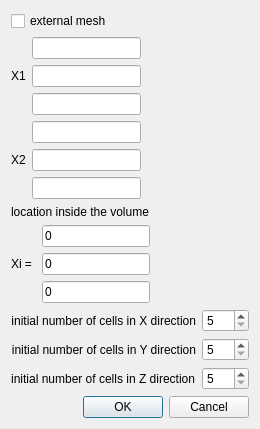
Old version of the form src/libengrid/guicreatehexcore.ui in the repository enGits/engrid.
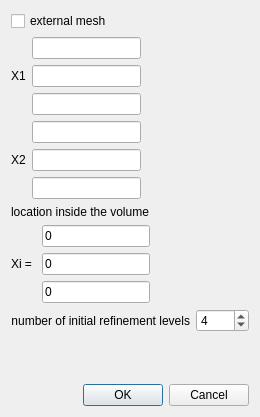
New version of the form.

Patch:
```diff
--- a/src/libengrid/guicreatehexcore.ui
+++ b/src/libengrid/guicreatehexcore.ui
@@ -157,10 +157,13 @@
    </item>
    <item>
     <layout class="QFormLayout" name="formLayout">
+     <property name="fieldGrowthPolicy">
+      <enum>QFormLayout::AllNonFixedFieldsGrow</enum>
+     </property>
      <item row="0" column="0">
       <widget class="QLabel" name="label_5">
        <property name="text">
-        <string>initial number of cells in X direction</string>
+        <string>number of initial refinement levels</string>
        </property>
        <property name="alignment">
         <set>Qt::AlignRight|Qt::AlignTrailing|Qt::AlignVCenter</set>
@@ -170,59 +173,16 @@
      <item row="0" column="1">
       <widget class="QSpinBox" name="spinBoxNumI">
        <property name="minimum">
-        <number>5</number>
+        <number>0</number>
        </property>
        <property name="maximum">
-        <number>200</number>
+        <number>8</number>
        </property>
        <property name="singleStep">
         <number>5</number>
        </property>
-      </widget>
-     </item>
-     <item row="1" column="0">
-      <widget class="QLabel" name="label_6">
-       <property name="text">
-        <string>initial number of cells in Y direction</string>
-       </property>
-       <property name="alignment">
-        <set>Qt::AlignRight|Qt::AlignTrailing|Qt::AlignVCenter</set>
-       </property>
-      </widget>
-     </item>
-     <item row="2" column="0">
-      <widget class="QLabel" name="label_7">
-       <property name="text">
-        <string>initial number of cells in Z direction</string>
-       </property>
-       <property name="alignment">
-        <set>Qt::AlignRight|Qt::AlignTrailing|Qt::AlignVCenter</set>
-       </property>
-      </widget>
-     </item>
-     <item row="1" column="1">
-      <widget class="QSpinBox" name="spinBoxNumJ">
-       <property name="minimum">
-        <number>5</number>
-       </property>
-       <property name="maximum">
-        <number>200</number>
-       </property>
-       <property name="singleStep">
-        <number>5</number>
-       </property>
-      </widget>
-     </item>
-     <item row="2" column="1">
-      <widget class="QSpinBox" name="spinBoxNumK">
-       <property name="minimum">
-        <number>5</number>
-       </property>
-       <property name="maximum">
-        <number>200</number>
-       </property>
-       <property name="singleStep">
-        <number>5</number>
+       <property name="value">
+        <number>4</number>
        </property>
       </widget>
      </item>
```
Left out of the diff: 8 changed lines with no effect on the pictures.
